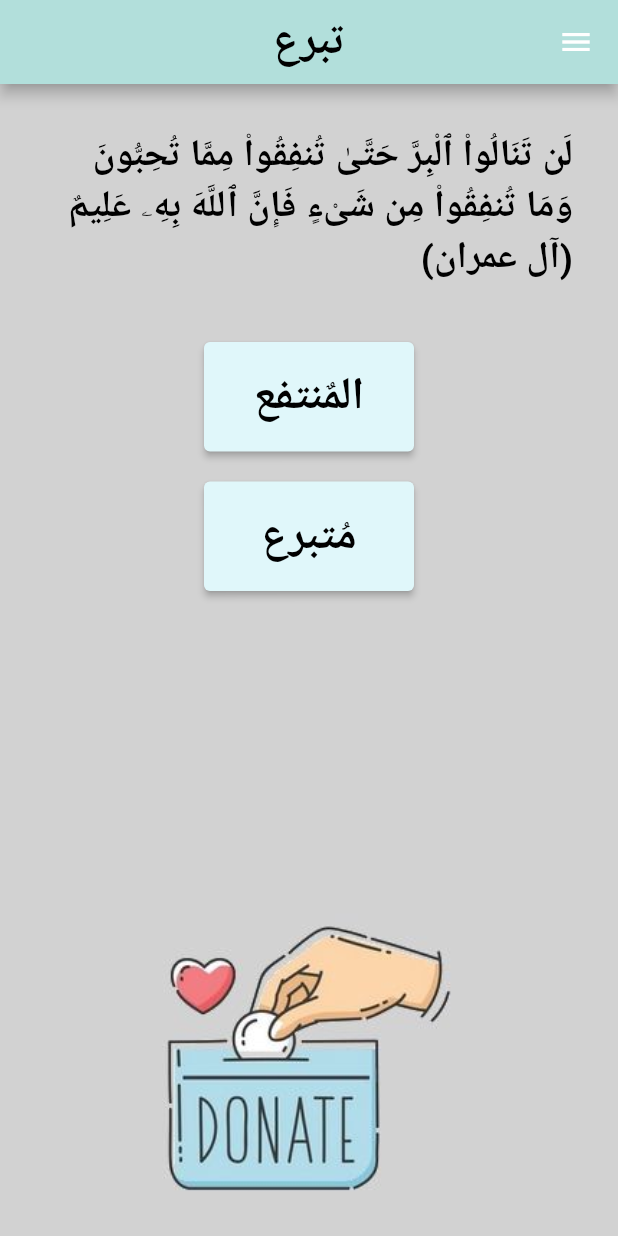
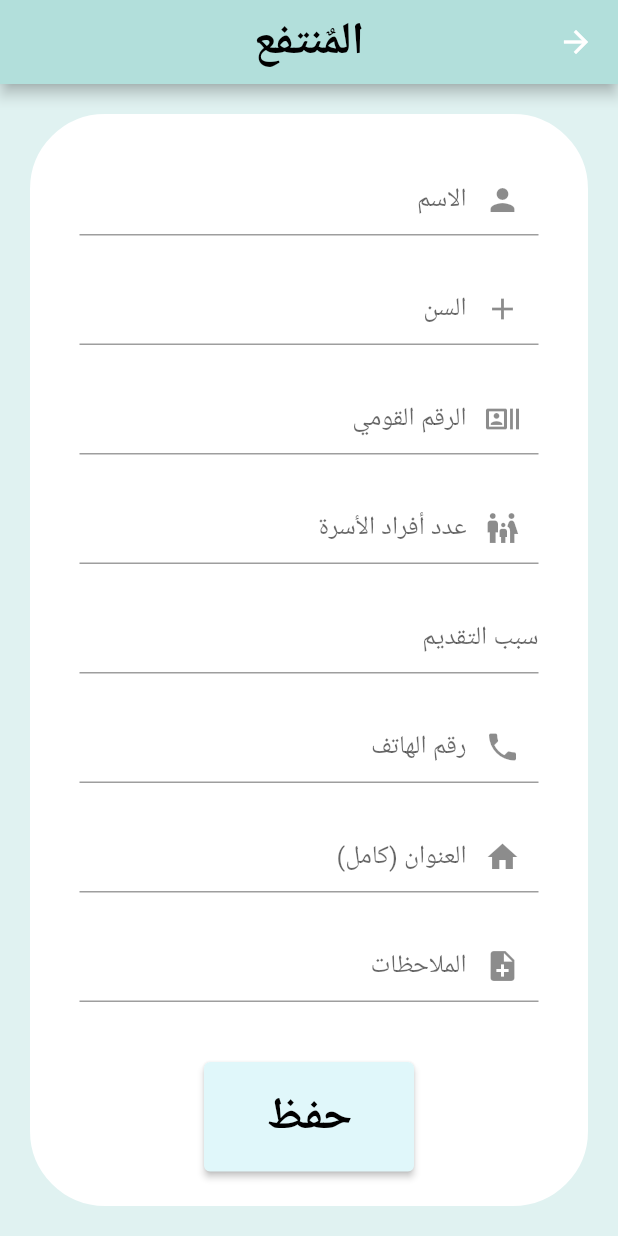
Before and after one commit to abosamra001/g-project, a Flutter app: the screen it shows after launch, after a tap on "المٌنتفع", on a phone screen of 412 x 824 dp. Run offline on Flutter 3.47's test engine with Material 2 defaults, Android fonts, the phone set to English and light mode, and no system bars; our stand-ins replace google_fonts; Roboto replaces fonts that are missing (Amiri).

Commit message:
graduation project

```diff
--- a/lib/home/home.dart
+++ b/lib/home/home.dart
@@ -1,13 +1,16 @@
 import 'package:flutter/material.dart';
 import 'package:google_fonts/google_fonts.dart';
 import 'package:gproject/navbar/navbar.dart';
+import 'navgetorpages/montnav.dart';
+import 'navgetorpages/motabranav.dart';
 
-class home extends StatelessWidget {
-  const home({Key? key}) : super(key: key);
+class Home extends StatelessWidget {
+  const Home({Key? key}) : super(key: key);
 
   @override
   Widget build(BuildContext context) {
     return Scaffold(
+
       drawer: navbar(),
       appBar: AppBar(
         backgroundColor: Colors.teal.shade100,
@@ -33,7 +36,10 @@ class home extends StatelessWidget {
                 ,style:GoogleFonts.amiri(fontSize: 25,color:Colors.black,fontWeight:FontWeight.bold)),
           ),
           SizedBox(height: 40,),
-          ElevatedButton(onPressed:(){print('123456');},
+          ElevatedButton(
+              onPressed:(){Navigator.push(context,
+              MaterialPageRoute(builder:(context)=> Motabra()));},
+
             child:Text("المٌنتفع",style:GoogleFonts.amiri(fontSize: 30,color:Colors.black)),
          style:ElevatedButton.styleFrom(backgroundColor: Colors.cyan.shade50 ,
              padding: const EdgeInsets.all(16.0),
@@ -41,8 +47,12 @@ class home extends StatelessWidget {
            minimumSize: Size(140, 70)
          )),
           SizedBox(height: 20,),
-          ElevatedButton(onPressed:(){print('123456');},
-              child:Text("مُتبرع",style:GoogleFonts.amiri(fontSize: 30,color:Colors.black)),
+          ElevatedButton(
+              onPressed:(){
+            Navigator.push(context,
+                MaterialPageRoute(builder:(context)=> montnav()));
+          },
+              child:Text("المُتبرع",style:GoogleFonts.amiri(fontSize: 30,color:Colors.black)),
               style:ElevatedButton.styleFrom(backgroundColor: Colors.cyan.shade50 ,
                   padding: const EdgeInsets.all(16.0),
                   shadowColor: Colors.black,
--- /dev/null
+++ b/lib/home/navgetorpages/motabranav.dart
@@ -0,0 +1,92 @@
+import 'package:flutter/material.dart';
+import 'package:google_fonts/google_fonts.dart';
+
+
+class Motabra extends StatelessWidget {
+  const Motabra({Key? key}) : super(key: key);
+
+  @override
+  Widget build(BuildContext context) {
+    return Scaffold(
+        backgroundColor: Colors.teal.shade50,
+      appBar:  AppBar(
+      backgroundColor: Colors.teal.shade100,
+      centerTitle: true,
+      title: Text("المٌنتفع",style:GoogleFonts.amiri(fontSize: 30,color:Colors.black) ,),
+    ),
+
+        body:Stack(
+          children: [
+            Container(
+                margin: EdgeInsets.all(20),
+                decoration: BoxDecoration(
+                  color: Colors.white,
+                  border: Border.all(color: Colors.white, width:3),
+                  borderRadius: BorderRadius.circular(50),
+                ),
+                child: SingleChildScrollView(
+                    padding: const EdgeInsets. all(30),
+                    child: Column(
+                      children: [
+                        TextFormField(
+                            decoration: const InputDecoration(
+                                hintText: 'الاسم',
+                                prefixIcon: Icon(Icons.person))),
+                        SizedBox(height: 25,),
+                        TextFormField(
+                            keyboardType: TextInputType.number,
+                            decoration: const InputDecoration(
+                                hintText: 'السن',
+                                prefixIcon: Icon(Icons.add))),
+                        SizedBox(height: 25,),
+                        TextFormField(
+                            keyboardType: TextInputType.number,
+                            decoration: const InputDecoration(
+                                hintText: 'الرقم القومي',
+                                prefixIcon: Icon(Icons.recent_actors_outlined))),
+                        SizedBox(height: 25,),
+                        TextFormField(
+                            decoration: const InputDecoration(
+                                hintText: 'عدد أفراد الأسرة',
+                                prefixIcon: Icon(Icons.family_restroom))),
+                        SizedBox(height: 25,),
+                        TextFormField(
+                            keyboardType: TextInputType.number,
+                            decoration: const InputDecoration(
+                                hintText: 'سبب التقديم',)),
+                        SizedBox(height: 25,),
+                        TextFormField(
+                            keyboardType: TextInputType.number,
+                            decoration: const InputDecoration(
+                                hintText: 'رقم الهاتف',
+                                prefixIcon: Icon(Icons.phone))),
+                        SizedBox(height: 25,),
+                        TextFormField(
+                            decoration: const InputDecoration(
+                                hintText: 'العنوان (كامل)',
+                                prefixIcon: Icon(Icons.home))),
+                        SizedBox(height: 25,),
+                        TextFormField(
+                            decoration: const InputDecoration(
+                                hintText: 'الملاحظات',
+                                prefixIcon: Icon(Icons.note_add))),
+                        SizedBox(height: 40,),
+                        ElevatedButton(onPressed:(){},
+                            child:Text("حفظ",style:GoogleFonts.amiri(fontSize: 30,color:Colors.black)),
+                            style:ElevatedButton.styleFrom(backgroundColor: Colors.cyan.shade50 ,
+                                padding: const EdgeInsets.all(16.0),
+                                shadowColor: Colors.black,
+                                minimumSize: Size(140, 70)
+                            )),
+
+
+                      ],
+
+
+
+                    ))
+            )],
+        )
+    );
+  }
+}
--- a/lib/main.dart
+++ b/lib/main.dart
@@ -25,7 +25,7 @@ class MyApp extends StatelessWidget {
       supportedLocales: [ Locale("ar","AE")],
       locale: Locale("ar","AE"),
 
-      home:home()
+      home:Home()
 
     );
   }
--- a/lib/navbar/navbar.dart
+++ b/lib/navbar/navbar.dart
@@ -1,5 +1,8 @@
 import 'package:flutter/material.dart';
 import 'package:google_fonts/google_fonts.dart';
+import 'package:gproject/navbar/navgetorpages/aboutusnav.dart';
+import 'navgetorpages/adminnav.dart';
+import 'navgetorpages/motawanav.dart';
 
 class navbar extends StatelessWidget {
   const navbar({Key? key}) : super(key: key);
@@ -16,25 +19,32 @@ class navbar extends StatelessWidget {
                   fit: BoxFit.cover)),
           child:Text('')),
           SizedBox(height: 30,),
-          Divider(),
+          Divider(color: Colors.black,),
           ListTile(
             leading: Icon(Icons.person_add,color: Colors.black,),
             title: Text("متطوع",style:GoogleFonts.amiri(fontSize: 25,color:Colors.black)),
-            onTap: ()=> null,
+            onTap: (){Navigator.push(context,
+                MaterialPageRoute(builder:(context)=> Montataw()));},
           ),
-          Divider(),
+          Divider(color: Colors.black),
           ListTile(
             leading: Icon(Icons.person,color: Colors.black,),
             title: Text("أدمن",style:GoogleFonts.amiri(fontSize: 25,color:Colors.black)),
-            onTap: ()=> null,
+            onTap: () {
+              Navigator.push(context,
+                  MaterialPageRoute(builder:(context)=> AdminNav()));
+            },
           ),
-          Divider(),
+          Divider(color: Colors.black),
           ListTile(
             leading: Icon(Icons.flag_circle,color: Colors.black,),
             title: Text("About Us",style:GoogleFonts.amiri(fontSize: 25,color:Colors.black)),
-            onTap: ()=> null,
+            onTap: () {
+              Navigator.push(context,
+                  MaterialPageRoute(builder:(context)=> AboutUs()));
+            },
           ),
-          Divider(),
+          Divider(color: Colors.black),
 
         ],
       ),
--- a/pubspec.yaml
+++ b/pubspec.yaml
@@ -68,6 +68,7 @@ flutter:
   assets:
     - images/home.jpeg
     - images/sadaka.jpeg
+    - images/motataw.jpg
 
 
   # An image asset can refer to one or more resolution-specific "variants", see
```
Also changed, not shown: lib/home/navgetorpages/montnav.dart (added, +17 -0 lines), lib/navbar/navgetorpages/aboutusnav.dart (added, +18 -0 lines), lib/navbar/navgetorpages/adminnav.dart (added, +63 -0 lines), lib/navbar/navgetorpages/motawanav.dart (added, +89 -0 lines), images/motataw.jpg (added).
